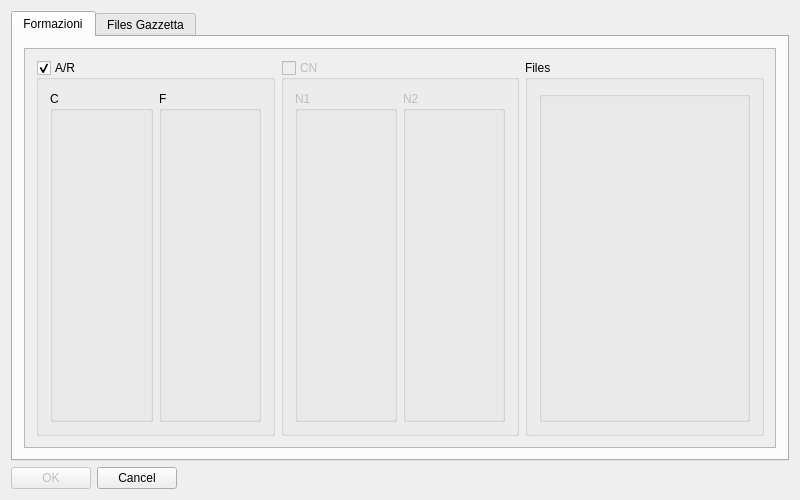
Above: src/ChooseFiles.ui from wdastru/FantaCalcGui before the change. Below: the same form after it.
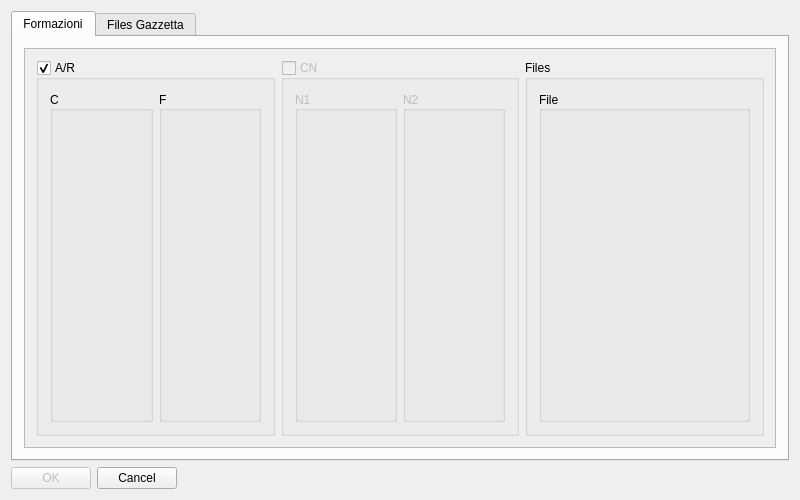
That is the form after the change.

Commit message: applicato cleanlooks style

Diff of the .ui file:
```diff
--- a/src/ChooseFiles.ui
+++ b/src/ChooseFiles.ui
@@ -88,6 +88,12 @@
                   <property name="title">
                    <string>C</string>
                   </property>
+                  <property name="alignment">
+                   <set>Qt::AlignLeading|Qt::AlignLeft|Qt::AlignVCenter</set>
+                  </property>
+                  <property name="flat">
+                   <bool>true</bool>
+                  </property>
                   <layout class="QGridLayout" name="gridLayout_3">
                    <item row="0" column="0">
                     <layout class="QVBoxLayout" name="vBoxHome"/>
@@ -106,6 +112,12 @@
                   <property name="title">
                    <string>F</string>
                   </property>
+                  <property name="alignment">
+                   <set>Qt::AlignLeading|Qt::AlignLeft|Qt::AlignVCenter</set>
+                  </property>
+                  <property name="flat">
+                   <bool>true</bool>
+                  </property>
                   <layout class="QGridLayout" name="gridLayout_4">
                    <item row="0" column="0">
                     <layout class="QVBoxLayout" name="vBoxAway"/>
@@ -145,6 +157,12 @@
                   <property name="title">
                    <string>N1</string>
                   </property>
+                  <property name="alignment">
+                   <set>Qt::AlignLeading|Qt::AlignLeft|Qt::AlignVCenter</set>
+                  </property>
+                  <property name="flat">
+                   <bool>true</bool>
+                  </property>
                   <layout class="QGridLayout" name="gridLayout_5">
                    <item row="0" column="0">
                     <layout class="QVBoxLayout" name="vBoxNeutro1"/>
@@ -163,6 +181,12 @@
                   <property name="title">
                    <string>N2</string>
                   </property>
+                  <property name="alignment">
+                   <set>Qt::AlignLeading|Qt::AlignLeft|Qt::AlignVCenter</set>
+                  </property>
+                  <property name="flat">
+                   <bool>true</bool>
+                  </property>
                   <layout class="QGridLayout" name="gridLayout_6">
                    <item row="0" column="0">
                     <layout class="QVBoxLayout" name="vBoxNeutro2"/>
@@ -181,6 +205,15 @@
                <layout class="QHBoxLayout" name="horizontalLayout_4">
                 <item>
                  <widget class="QGroupBox" name="groupBoxLabelsFormazioni">
+                  <property name="title">
+                   <string>File</string>
+                  </property>
+                  <property name="alignment">
+                   <set>Qt::AlignLeading|Qt::AlignLeft|Qt::AlignVCenter</set>
+                  </property>
+                  <property name="flat">
+                   <bool>true</bool>
+                  </property>
                   <layout class="QGridLayout" name="gridLayout_2">
                    <item row="0" column="0">
                     <layout class="QVBoxLayout" name="vBoxLabelsFormazioni"/>
```
Left out of the diff: 11 changed lines with no effect on the pictures. The commit also changes 2 other files.
